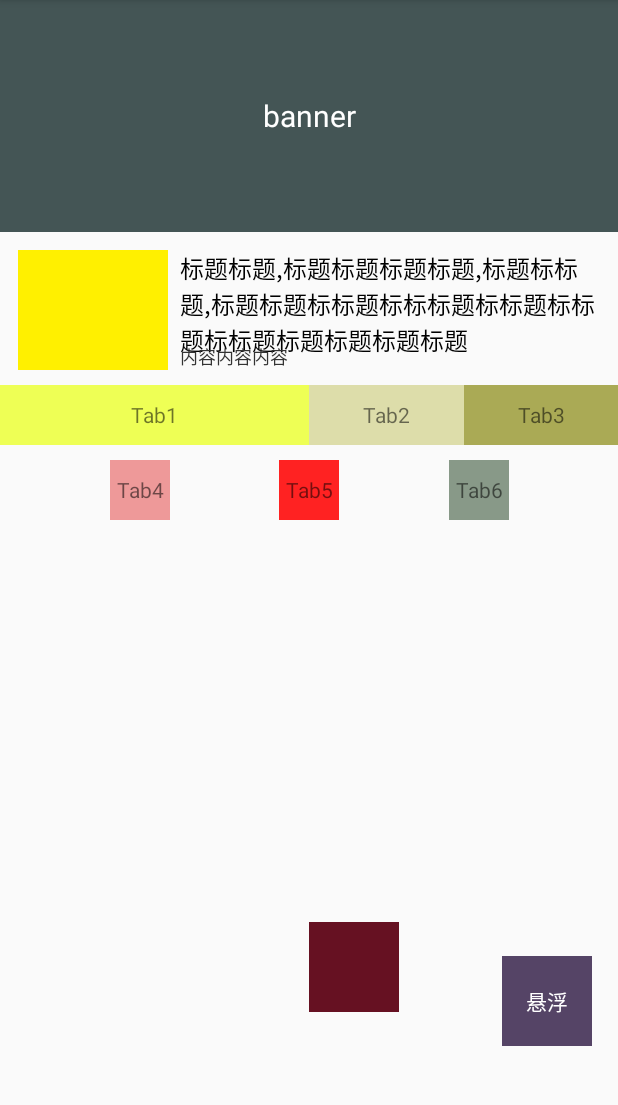
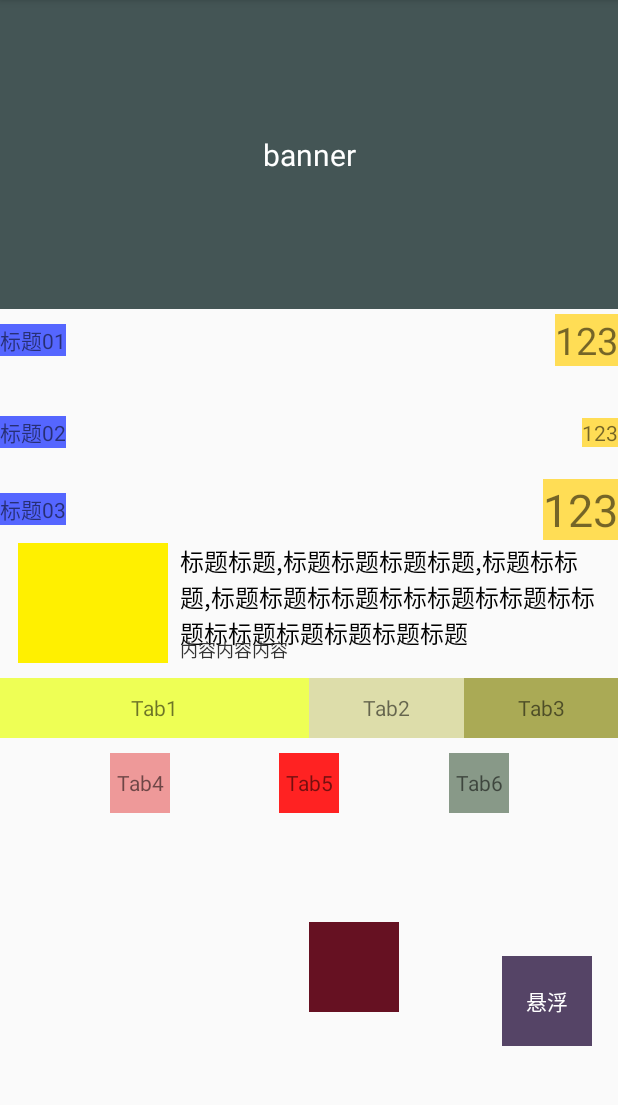
Before and after one commit to luckyXingYan/demo_ws, an Android app: the ConstraintLayoutActivity screen opened directly, with no data from a screen before it, on a phone screen of 412 x 824 dp, the part 84-1189 px from its top. Run offline under Robolectric (Android 15) with nearby library versions, the phone set to English and light mode, and no system bars.

Commit message:
constraintLayout

```diff
--- a/app/src/main/res/layout/activity_constraint_layout.xml
+++ b/app/src/main/res/layout/activity_constraint_layout.xml
@@ -10,6 +10,7 @@
     <!--banner，宽度为占据整个屏幕，宽高比为16：6
         app:layout_constraintDimensionRatio="W,16:6"
         app:layout_constraintDimensionRatio="H,16:6"-->
+
     <TextView
         android:id="@+id/tv_banner"
         android:layout_width="0dp"
@@ -19,9 +20,71 @@
         android:text="banner"
         android:textColor="#fff"
         android:textSize="20sp"
-        app:layout_constraintDimensionRatio="H,16:6"
+        app:layout_constraintDimensionRatio="H,2:1"
         app:layout_constraintLeft_toLeftOf="parent"
         app:layout_constraintRight_toRightOf="parent" />
+
+    <TextView
+        android:id="@+id/tv_title1"
+        android:layout_width="wrap_content"
+        android:layout_height="wrap_content"
+        android:layout_marginTop="10dp"
+        android:background="#56f"
+        android:text="标题01"
+        app:layout_constraintLeft_toLeftOf="parent"
+        app:layout_constraintTop_toBottomOf="@id/tv_banner" />
+
+    <TextView
+        android:layout_width="wrap_content"
+        android:layout_height="wrap_content"
+        android:layout_marginTop="10dp"
+        android:background="#fd5"
+        android:text="123"
+        android:textSize="25dp"
+        app:layout_constraintBottom_toBottomOf="@+id/tv_title1"
+        app:layout_constraintRight_toRightOf="parent"
+        app:layout_constraintTop_toBottomOf="@id/tv_banner" />
+
+    <TextView
+        android:id="@+id/tv_title2"
+        android:layout_width="wrap_content"
+        android:layout_height="wrap_content"
+        android:layout_marginTop="40dp"
+        android:background="#56f"
+        android:text="标题02"
+        app:layout_constraintLeft_toLeftOf="parent"
+        app:layout_constraintTop_toBottomOf="@id/tv_title1" />
+
+    <TextView
+        android:layout_width="wrap_content"
+        android:layout_height="wrap_content"
+        android:layout_marginTop="40dp"
+        android:background="#fd5"
+        android:text="123"
+        app:layout_constraintBottom_toBottomOf="@+id/tv_title2"
+        app:layout_constraintRight_toRightOf="parent"
+        app:layout_constraintTop_toBottomOf="@id/tv_title1" />
+
+    <TextView
+        android:id="@+id/tv_title3"
+        android:layout_width="wrap_content"
+        android:layout_height="wrap_content"
+        android:layout_marginTop="30dp"
+        android:background="#56f"
+        android:text="标题03"
+        app:layout_constraintLeft_toLeftOf="parent"
+        app:layout_constraintTop_toBottomOf="@id/tv_title2" />
+
+    <TextView
+        android:layout_width="wrap_content"
+        android:layout_height="wrap_content"
+        android:layout_marginTop="30dp"
+        android:background="#fd5"
+        android:text="123"
+        android:textSize="30dp"
+        app:layout_constraintBottom_toBottomOf="@+id/tv_title3"
+        app:layout_constraintRight_toRightOf="parent"
+        app:layout_constraintTop_toBottomOf="@id/tv_title2" />
 
     <ImageView
         android:id="@+id/iv_icon"
@@ -31,7 +94,7 @@
         android:layout_marginTop="12dp"
         android:background="#fff000"
         app:layout_constraintLeft_toLeftOf="parent"
-        app:layout_constraintTop_toBottomOf="@id/tv_banner" />
+        app:layout_constraintTop_toBottomOf="@id/tv_title3" />
 
     <TextView
         android:id="@+id/tv_title"
```
